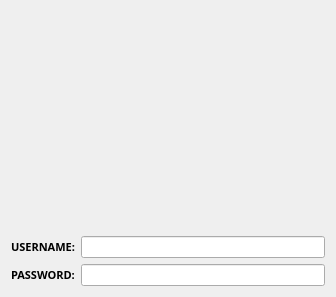
Above: login.ui from markytools/sume-borrower-app before the change. Below: the same form after it.
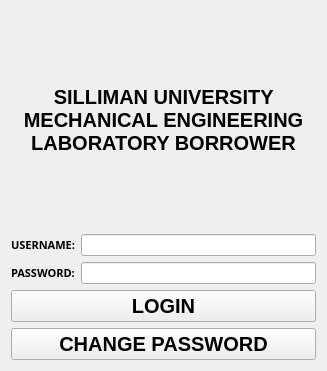
That is the form after the change.

The edit to the form file:
```diff
--- a/login.ui
+++ b/login.ui
@@ -6,26 +6,53 @@
    <rect>
     <x>0</x>
     <y>0</y>
-    <width>336</width>
-    <height>297</height>
+    <width>327</width>
+    <height>371</height>
    </rect>
   </property>
+  <property name="minimumSize">
+   <size>
+    <width>327</width>
+    <height>371</height>
+   </size>
+  </property>
   <property name="windowTitle">
    <string>Form</string>
   </property>
   <layout class="QGridLayout" name="gridLayout">
+   <item row="2" column="0">
+    <widget class="QPushButton" name="pushButton">
+     <property name="font">
+      <font>
+       <pointsize>15</pointsize>
+       <weight>75</weight>
+       <bold>true</bold>
+      </font>
+     </property>
+     <property name="text">
+      <string>LOGIN</string>
+     </property>
+    </widget>
+   </item>
    <item row="0" column="0">
-    <spacer name="verticalSpacer">
-     <property name="orientation">
-      <enum>Qt::Vertical</enum>
+    <widget class="QLabel" name="label">
+     <property name="font">
+      <font>
+       <pointsize>15</pointsize>
+       <weight>75</weight>
+       <bold>true</bold>
+      </font>
      </property>
-     <property name="sizeHint" stdset="0">
-      <size>
-       <width>20</width>
-       <height>255</height>
-      </size>
+     <property name="text">
+      <string>SILLIMAN UNIVERSITY MECHANICAL ENGINEERING LABORATORY BORROWER</string>
      </property>
-    </spacer>
+     <property name="alignment">
+      <set>Qt::AlignCenter</set>
+     </property>
+     <property name="wordWrap">
+      <bool>true</bool>
+     </property>
+    </widget>
    </item>
    <item row="1" column="0">
     <layout class="QVBoxLayout" name="verticalLayout">
@@ -75,6 +102,20 @@
      </item>
     </layout>
    </item>
+   <item row="3" column="0">
+    <widget class="QPushButton" name="pushButton_2">
+     <property name="font">
+      <font>
+       <pointsize>15</pointsize>
+       <weight>75</weight>
+       <bold>true</bold>
+      </font>
+     </property>
+     <property name="text">
+      <string>CHANGE PASSWORD</string>
+     </property>
+    </widget>
+   </item>
   </layout>
  </widget>
  <resources/>
```
